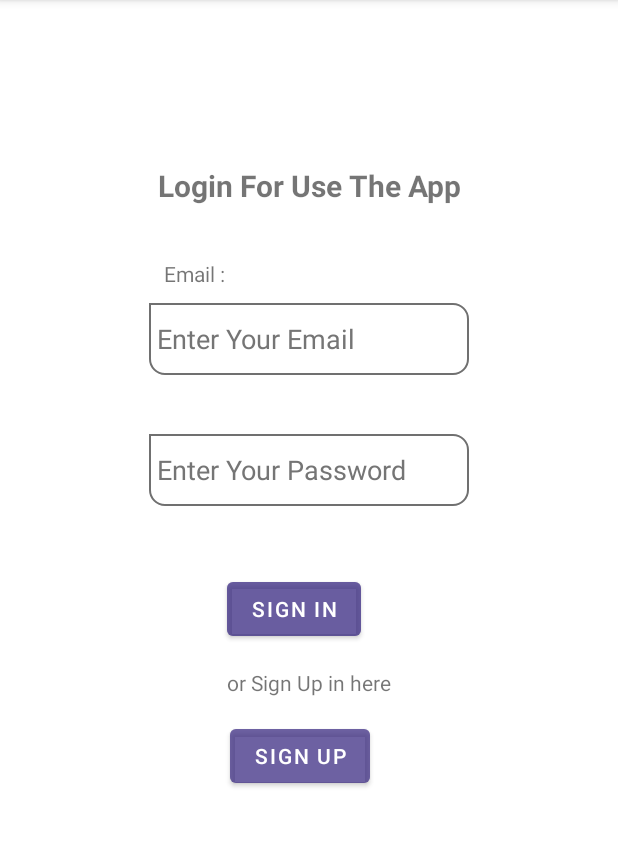
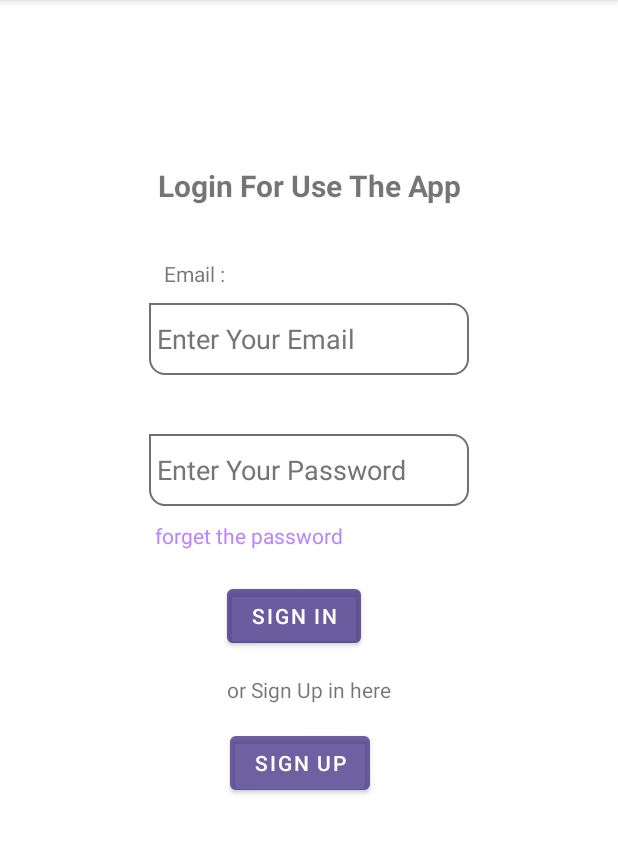
Before and after one commit to maharani032/Firebase-App, an Android app: the screen it shows after launch (MainActivity), on a phone screen of 412 x 824 dp, the part 84-938 px from its top. Run offline under Robolectric (Android 15) with nearby library versions, the phone set to English and light mode, and no system bars; our stand-ins replace Firebase (no records; nobody signed in at launch, a user with empty details on screens opened directly).

Commit message:
update forget password

```diff
--- a/app/src/main/AndroidManifest.xml
+++ b/app/src/main/AndroidManifest.xml
@@ -15,7 +15,9 @@
         tools:targetApi="31">
         <activity
             android:name=".forgetActivity"
-            android:exported="false" />
+            android:exported="false"
+            android:parentActivityName=".MainActivity"/>
+
         <activity
             android:name=".HomePage"
             android:exported="false"
--- a/app/src/main/res/layout/activity_main.xml
+++ b/app/src/main/res/layout/activity_main.xml
@@ -121,10 +121,11 @@
         android:layout_width="wrap_content"
         android:layout_height="wrap_content"
         android:layout_marginStart="4dp"
-        android:layout_marginTop="5dp"
+        android:layout_marginTop="10dp"
         android:textColor="@color/purple_200"
         app:layout_constraintStart_toStartOf="@+id/inputSignUpPassword"
         app:layout_constraintTop_toBottomOf="@+id/inputSignUpPassword"
-        tools:text="forget the password" />
+        android:text="forget the password" />
+
 
 </androidx.constraintlayout.widget.ConstraintLayout>
```
